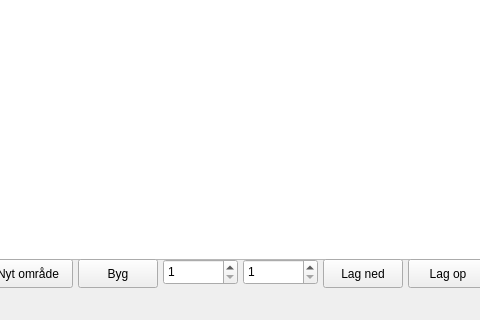
Above: GUI/GUI/mainwindow.ui from gulleh5002-spec/semestor-projekt-2 before the change; both pictures show x 197 to 677 and y 280 to 600 of the 800 by 600 pixel window. Below: the same form after it.
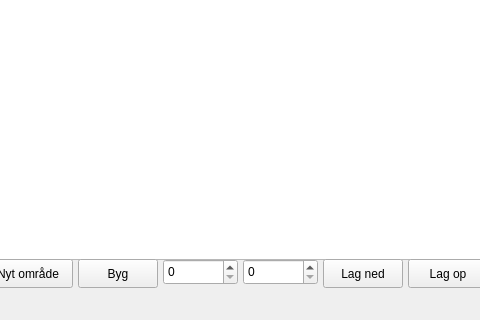
That is the form after the change.

Commit message: Rykket regler for størelse af grid, ind i constants

```diff
--- a/GUI/GUI/mainwindow.ui
+++ b/GUI/GUI/mainwindow.ui
@@ -83,12 +83,6 @@
       <height>26</height>
      </rect>
     </property>
-    <property name="minimum">
-     <number>1</number>
-    </property>
-    <property name="maximum">
-     <number>20</number>
-    </property>
    </widget>
    <widget class="QSpinBox" name="spinBoxHeight">
     <property name="geometry">
@@ -99,12 +93,6 @@
       <height>26</height>
      </rect>
     </property>
-    <property name="minimum">
-     <number>1</number>
-    </property>
-    <property name="maximum">
-     <number>20</number>
-    </property>
    </widget>
    <widget class="QPushButton" name="pushButtonPreviousLayer">
     <property name="geometry">
```
The commit also changes 2 other files.
